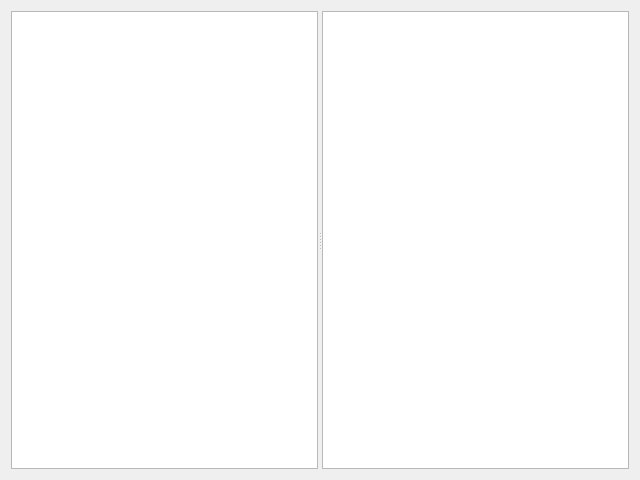
First picture: the form in coquery/gui/ui/coqLinkedLists.ui, repository gkunter/coquery, before the edit.
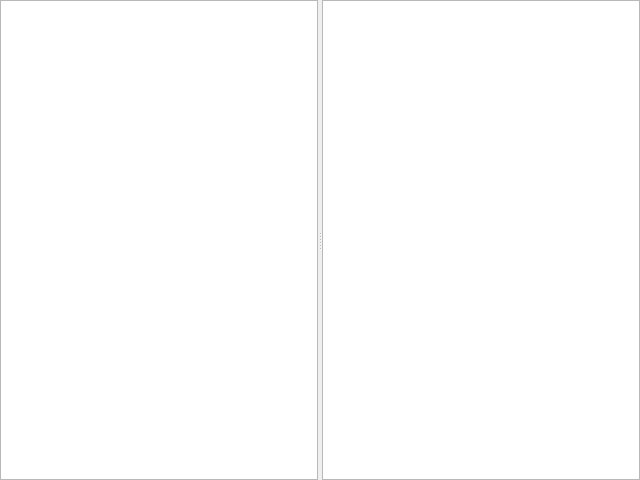
Second picture: the form after the edit. Custom widgets are drawn as their Qt base class.

What changed in the file:
```diff
--- a/coquery/gui/ui/coqLinkedLists.ui
+++ b/coquery/gui/ui/coqLinkedLists.ui
@@ -14,6 +14,9 @@
    <string>Form</string>
   </property>
   <layout class="QVBoxLayout" name="verticalLayout">
+   <property name="margin">
+    <number>0</number>
+   </property>
    <item>
     <widget class="QSplitter" name="splitter">
      <property name="orientation">
```
Left out of the diff: 2 changed lines with no effect on the pictures.
